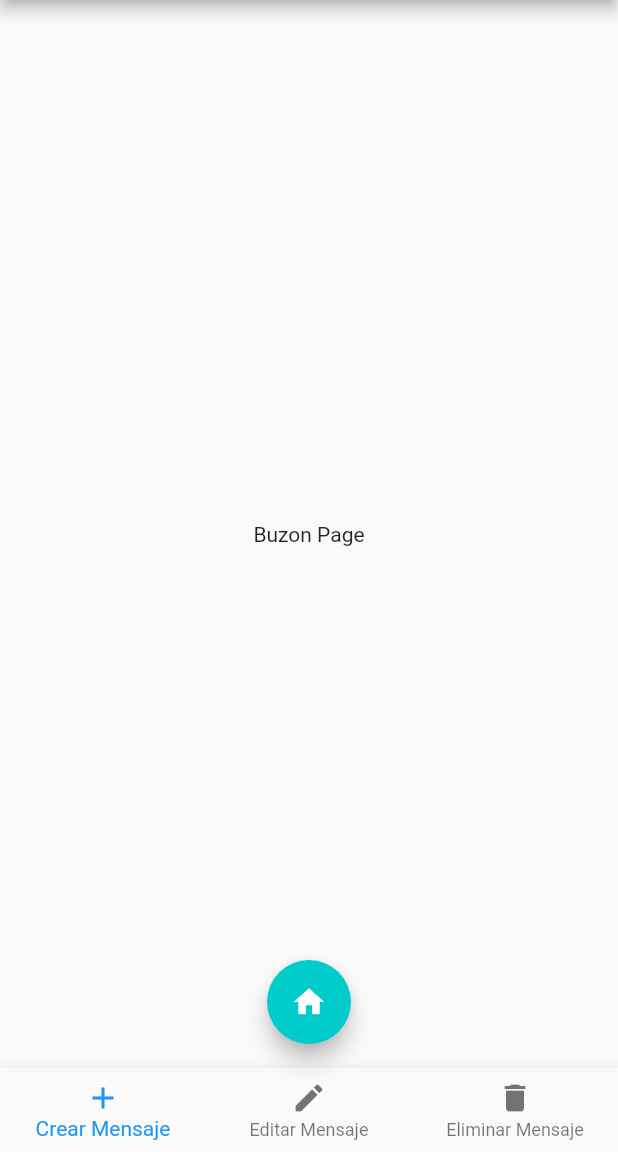
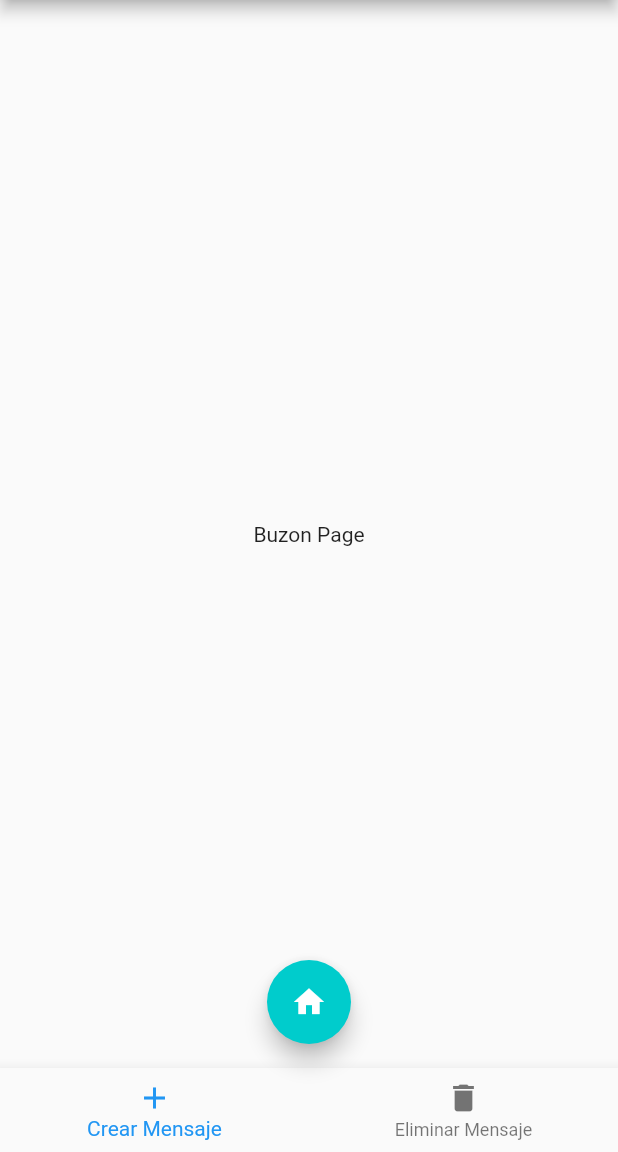
Before and after one commit to efernandez21/AcademicGradeFlutter, a Flutter app: the BuzonPage screen opened by its route, on a phone screen of 412 x 824 dp, the part 84-1236 px from its top. Run offline on Flutter 3.47's test engine with Material 2 defaults, Android fonts, the phone set to English and light mode, and no system bars; our stand-ins replace flutter_swiper, table_calendar.

```diff
--- a/lib/src/pages/buzon_page.dart
+++ b/lib/src/pages/buzon_page.dart
@@ -46,10 +46,7 @@ class _BuzonPageState extends State<BuzonPage> {
           icon: Icon(Icons.add),
           title: Text('Crear Mensaje')
         ),
-        BottomNavigationBarItem(
-          icon: Icon(Icons.create),
-          title: Text('Editar Mensaje')
-        ),
+
         BottomNavigationBarItem(
           icon: Icon(Icons.delete),
           title: Text('Eliminar Mensaje')
--- a/lib/src/pages/calendario_page.dart
+++ b/lib/src/pages/calendario_page.dart
@@ -1,5 +1,5 @@
 import 'package:flutter/material.dart';
-
+import 'package:table_calendar/table_calendar.dart';
 class CalendarioPage extends StatelessWidget {
 
   @override
@@ -21,7 +21,7 @@ class CalendarioPage extends StatelessWidget {
       body:Column(
         mainAxisAlignment: MainAxisAlignment.center,
         children: <Widget>[
-          Center(child: Text('Aquí va el calendario'))
+          Center(child: Text("Aqui va el calendario"))
         ],
       )
     );
--- a/pubspec.yaml
+++ b/pubspec.yaml
@@ -19,7 +19,7 @@ environment:
 dependencies:
   flutter:
     sdk: flutter
-
+  table_calendar: ^2.2.3
   # The following adds the Cupertino Icons font to your application.
   # Use with the CupertinoIcons class for iOS style icons.
   cupertino_icons: ^0.1.2
```
Also changed, not shown: pubspec.lock.
